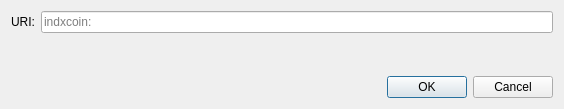
The window that src/qt/forms/openuridialog.ui (indxcoin/indxcoin) describes before a commit, drawn with Qt 5.
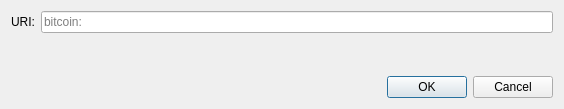
The same window after the commit. Custom widgets are drawn as their Qt base class.

Commit message: Bitcoin release 22.x

What changed in the file:
```diff
--- a/src/qt/forms/openuridialog.ui
+++ b/src/qt/forms/openuridialog.ui
@@ -26,7 +26,7 @@
      <item>
       <widget class="QValidatedLineEdit" name="uriEdit">
        <property name="placeholderText">
-        <string notr="true">indxcoin:</string>
+        <string notr="true">bitcoin:</string>
        </property>
       </widget>
      </item>
```
Left out of the diff: 2 changed lines with no effect on the pictures. The commit also changes 338 other files.
